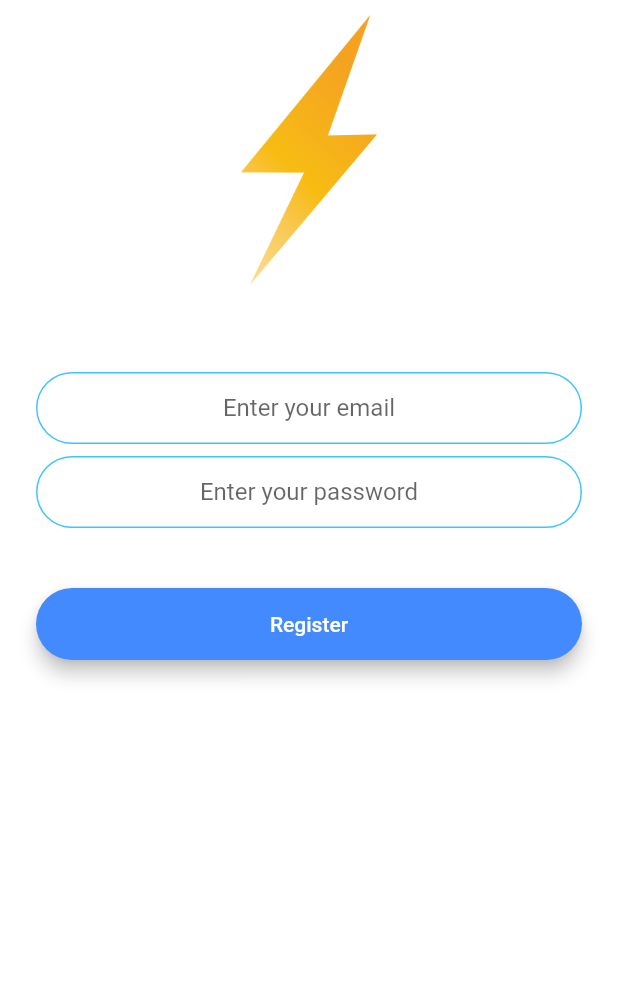
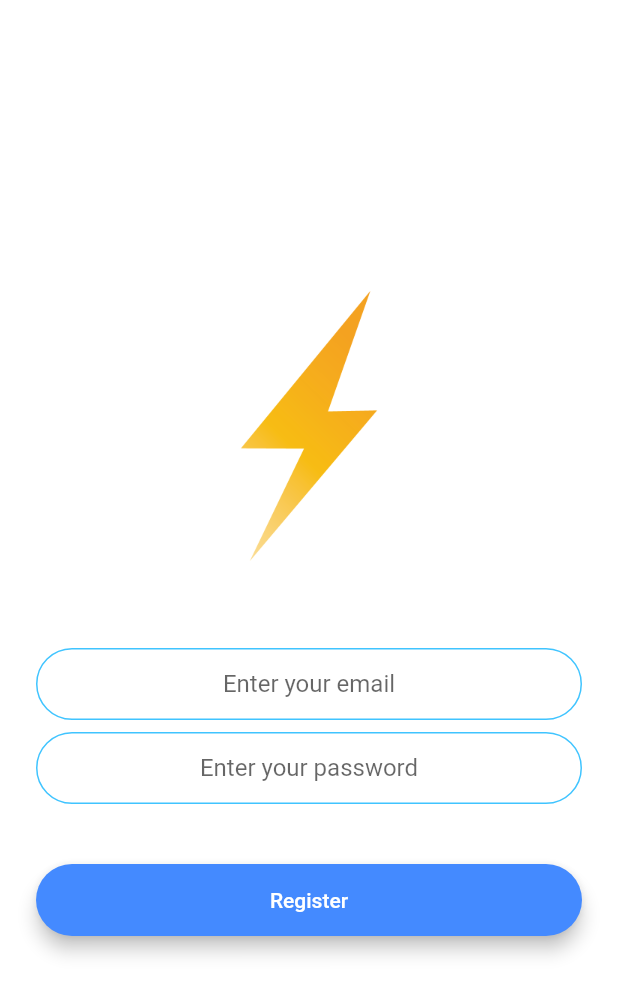
Before and after one commit to wxiaoxuan/chatbot_flutter, a Flutter app: the RegistrationScreen screen opened by its route, on a phone screen of 412 x 824 dp. Shown: the top 995 px of the screen. Run offline on Flutter 3.47's test engine with Material 2 defaults, Android fonts, the phone set to English and light mode, and no system bars; drawn by our look-alikes of modal_progress_hud_nsn; our stand-ins replace animated_text_kit, cloud_firestore, firebase_auth, firebase_core; accounts and stored records are empty.

```diff
--- a/lib/screens/registration_screen.dart
+++ b/lib/screens/registration_screen.dart
@@ -25,18 +25,19 @@
       backgroundColor: Colors.white,
       body: ModalProgressHUD(
         inAsyncCall: showSpinner,
-        child: ListView(
+        child: Padding(
           padding: EdgeInsets.symmetric(horizontal: 24.0),
-          children: [
-            Column(
+          child: Column(
             mainAxisAlignment: MainAxisAlignment.center,
             crossAxisAlignment: CrossAxisAlignment.stretch,
             children: <Widget>[
-                Hero(
+              Flexible(
+                child: Hero(
                   tag: 'logo',
                   child: Container(
                     height: 200.0,
                     child: Image.asset('images/logo.png'),
+                  ),
                 ),
               ),
               SizedBox(
@@ -49,8 +50,8 @@
                 onChanged: (value) {
                   email = value;
                 },
-                  decoration: kTextFieldDecoration.copyWith(
-                      hintText: 'Enter your email'),
+                decoration:
+                    kTextFieldDecoration.copyWith(hintText: 'Enter your email'),
               ),
               SizedBox(
                 height: 8.0,
@@ -80,8 +81,7 @@
 
                   // Create User and navigate to Chat Screen Page
                   try {
-                      final newUser =
-                          await _auth.createUserWithEmailAndPassword(
+                    final newUser = await _auth.createUserWithEmailAndPassword(
                         email: email, password: password);
                     if (newUser != null) {
                       Navigator.pushNamed(context, ChatScreen.chatRouteID);
@@ -98,7 +98,6 @@
               ),
             ],
           ),
-          ],
         ),
       ),
     );
```
Also changed, not shown: lib/screens/chat_screen.dart (+52 -20 lines), lib/screens/login_screen.dart (+10 -8 lines), 3 other files. Lines whose indentation alone changed are shown as unchanged.
